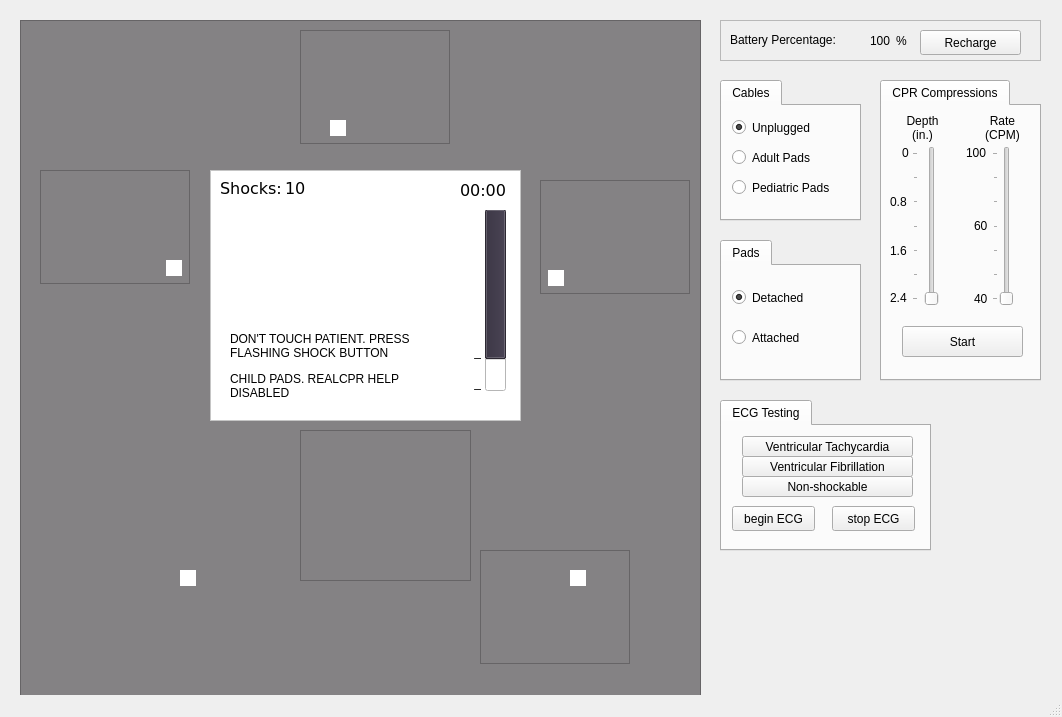
Old version of the form mainwindow.ui in the repository nicwatson/aed-project.
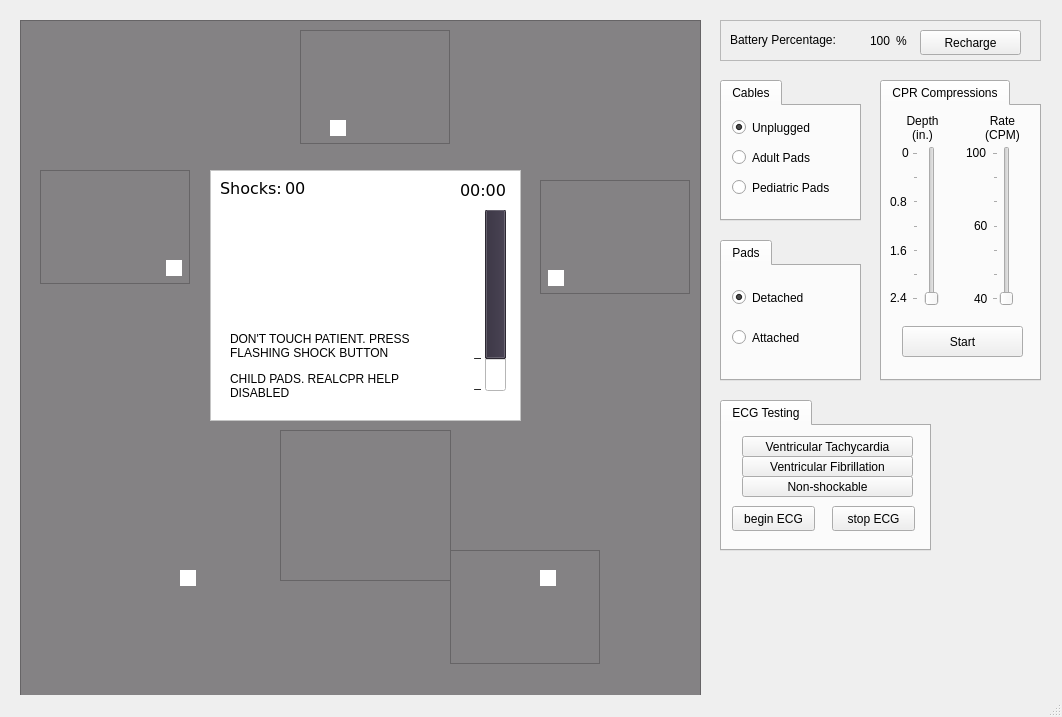
New version of the form. Icons and pictures are not drawn. Custom widgets are drawn as their Qt base class.

Commit message: Add Self Test Indicator and Power Button

Patch:
```diff
--- a/mainwindow.ui
+++ b/mainwindow.ui
@@ -43,7 +43,7 @@
      </property>
      <property name="styleSheet">
       <string notr="true">border-image: url(:/pictograms/05_CPR.svg);
-background-color: rgba(191, 64, 64, 0);</string>
+background-color: rgba(0,0,0,0);</string>
      </property>
     </widget>
     <widget class="QGraphicsView" name="graphicsView_2">
@@ -88,7 +88,7 @@
     <widget class="QGraphicsView" name="graphicsView_5">
      <property name="geometry">
       <rect>
-       <x>460</x>
+       <x>430</x>
        <y>530</y>
        <width>150</width>
        <height>114</height>
@@ -101,7 +101,7 @@
     <widget class="QGraphicsView" name="shockButtonBackground">
      <property name="geometry">
       <rect>
-       <x>280</x>
+       <x>260</x>
        <y>410</y>
        <width>171</width>
        <height>151</height>
@@ -114,7 +114,7 @@
     <widget class="QPushButton" name="pushButton">
      <property name="geometry">
       <rect>
-       <x>310</x>
+       <x>290</x>
        <y>430</y>
        <width>101</width>
        <height>101</height>
@@ -178,7 +178,7 @@
     <widget class="aedGui::LampWidget" name="lamp_Analysing" native="true">
      <property name="geometry">
       <rect>
-       <x>550</x>
+       <x>520</x>
        <y>550</y>
        <width>16</width>
        <height>16</height>
@@ -390,10 +390,54 @@
        </font>
       </property>
       <property name="text">
-       <string>10</string>
+       <string>00</string>
       </property>
      </widget>
     </widget>
+    <widget class="QGraphicsView" name="selfTestIndicator">
+     <property name="geometry">
+      <rect>
+       <x>10</x>
+       <y>620</y>
+       <width>71</width>
+       <height>41</height>
+      </rect>
+     </property>
+     <property name="styleSheet">
+      <string notr="true">border-image: url(:/selfTest/Off.svg);
+background-color: rgba(0,0,0,0)</string>
+     </property>
+    </widget>
+    <widget class="QPushButton" name="powerButton">
+     <property name="geometry">
+      <rect>
+       <x>600</x>
+       <y>610</y>
+       <width>71</width>
+       <height>51</height>
+      </rect>
+     </property>
+     <property name="styleSheet">
+      <string notr="true">QPushButton {
+	image: url(:/powerButton/PowerOff.svg);
+	background-color: rgba(0,0,0,0);
+    border: 0;
+}
+
+QPushButton:checked {
+	image: url(:/powerButton/PowerOn.svg);
+    background-color: rgba(0,0,0,0);
+    border: 0;
+}
+</string>
+     </property>
+     <property name="text">
+      <string/>
+     </property>
+     <property name="checkable">
+      <bool>true</bool>
+     </property>
+    </widget>
     <zorder>shockButtonBackground</zorder>
     <zorder>graphicsView</zorder>
     <zorder>graphicsView_2</zorder>
```
Left out of the diff: 17 changed lines with no effect on the pictures. The commit also changes 6 other files.
